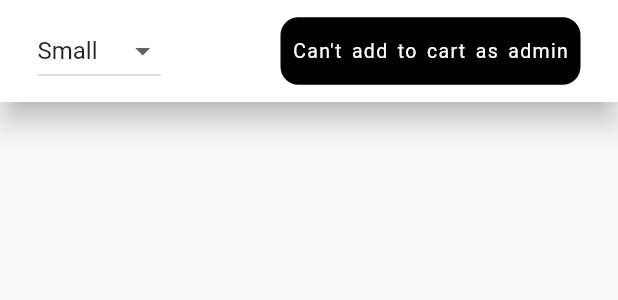
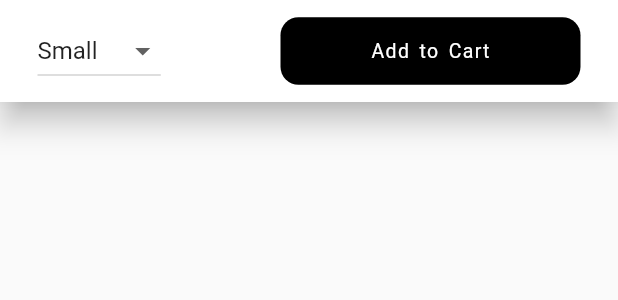
Before and after one commit to JibKh/Group-3-Maneeha-s-Application, a Flutter app: the BottomNavigation widget shown alone on an empty page, opened directly with empty values, on a phone screen of 412 x 824 dp. Shown: the top 300 px of the screen. Run offline on Flutter 3.47's test engine with Material 2 defaults, Android fonts, the light colour scheme and no system bars; our stand-ins replace carousel_pro, cloud_firestore, firebase_auth, firebase_storage, flutter_spinkit, fluttertoast and 1 more; missing offline and left inert: flutter_statusbarcolor; accounts and stored records are empty.

Commit message:
JIBRAN SUBMIT SIR SAID 10%

```diff
--- a/lib/pages/productDetails.dart
+++ b/lib/pages/productDetails.dart
@@ -261,7 +261,7 @@ class _BottomNavigationState extends State<BottomNavigation> {
                     // ========= START ADD TO CART BUTTON =========
                     InkWell(
                       onTap: () async {
-                        if (widget.purpose == 'homepage' || widget.purpose == 'category') {
+                        if (widget.purpose == 'homepage' || widget.purpose == 'category' || widget.purpose == 'small') {
                           showDialog(
                             context: context,
                             builder: (_) => CupertinoAlertDialog(title: Text('Added!')),
@@ -280,7 +280,7 @@ class _BottomNavigationState extends State<BottomNavigation> {
                         ),
                         child: Center(
                           child: Text(
-                            widget.purpose != 'homepage' && widget.purpose != 'category' ? 'Can\'t add to cart as admin' : 'Add to Cart', // This will inform the admin that they cannot press this button.
+                            widget.purpose != 'homepage' && widget.purpose != 'category' && widget.purpose == 'small'? 'Can\'t add to cart as admin' : 'Add to Cart', // This will inform the admin that they cannot press this button.
                             style: TextStyle(
                               fontSize: widget.purpose != 'homepage' && widget.purpose != 'category' ? 13.0 : 18.0,
                               fontWeight: FontWeight.w400,
```
